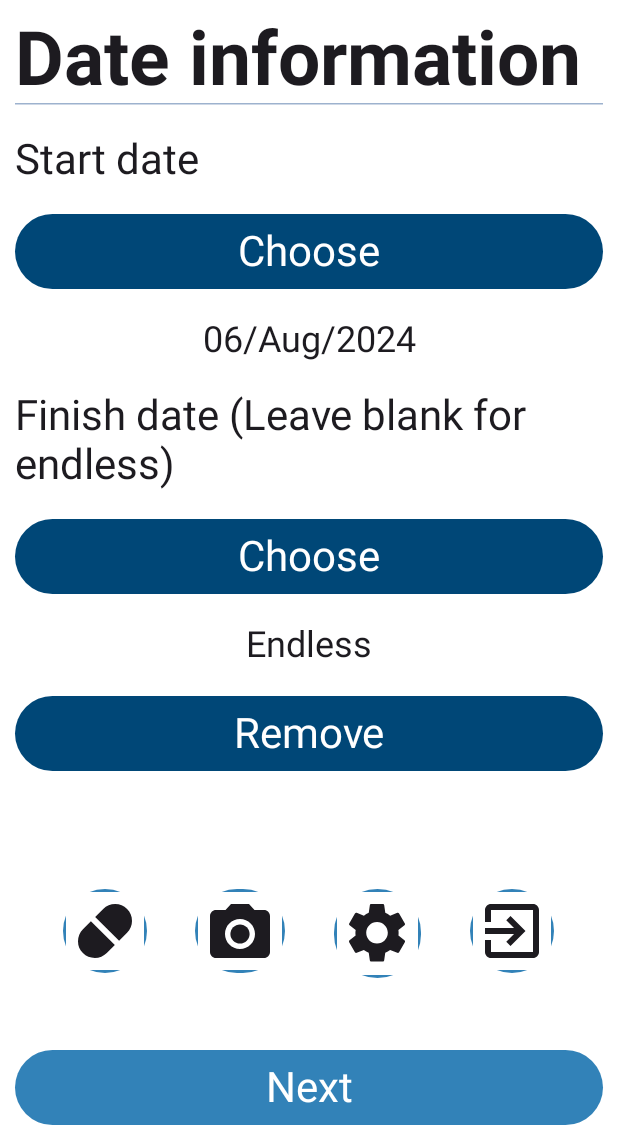
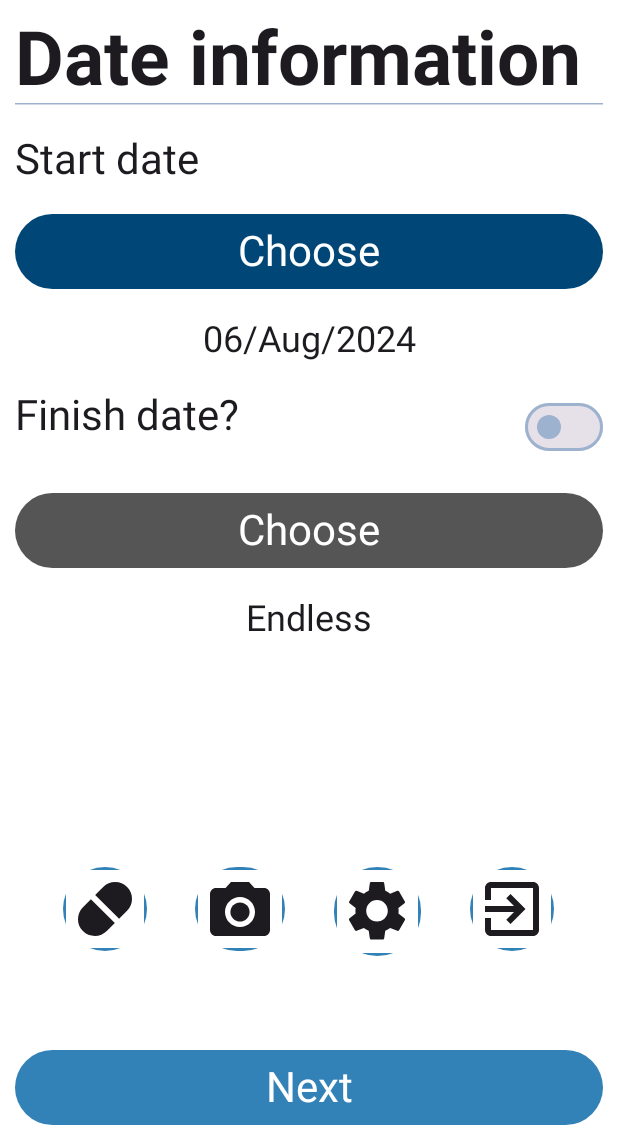
Before and after one commit to Sz-Lasota/MedMemo, an Android app built with Jetpack Compose: the MemoDateScreen screen opened through its navigation route, on a phone screen of 412 x 824 dp, the part 96-1236 px from its top. Run offline under Robolectric (Android 15) with nearby library versions, the phone set to English and light mode, and no system bars.

Commit message:
Memo UI rework

```diff
--- a/app/src/main/java/com/szylas/medmemo/common/presentation/components/Buttons.kt
+++ b/app/src/main/java/com/szylas/medmemo/common/presentation/components/Buttons.kt
@@ -18,7 +18,8 @@ fun PrimaryButton(
     text: String,
     onClick: () -> Unit,
     modifier: Modifier = Modifier,
-    cornerRadius: Dp = 25.dp
+    cornerRadius: Dp = 25.dp,
+    enabled: Boolean = true
 ) {
     ComposableButton(
         text = text,
@@ -31,12 +32,13 @@ fun PrimaryButton(
         buttonColors = ButtonColors(
             contentColor = MaterialTheme.colorScheme.onPrimary,
             containerColor = MaterialTheme.colorScheme.primary,
-            disabledContentColor = MaterialTheme.colorScheme.tertiary,
-            disabledContainerColor = MaterialTheme.colorScheme.surfaceDim,
+            disabledContentColor = MaterialTheme.colorScheme.onSecondary,
+            disabledContainerColor = MaterialTheme.colorScheme.secondaryContainer,
         ),
         onClick = onClick,
         modifier = modifier,
-        cornerRadius = cornerRadius
+        cornerRadius = cornerRadius,
+        enabled = enabled
     )
 }
 
@@ -46,7 +48,8 @@ fun ErrorButton(
     text: String,
     onClick: () -> Unit,
     modifier: Modifier = Modifier,
-    cornerRadius: Dp = 25.dp
+    cornerRadius: Dp = 25.dp,
+    enabled: Boolean = true
 ) {
     ComposableButton(
         text = text,
@@ -59,12 +62,13 @@ fun ErrorButton(
         buttonColors = ButtonColors(
             contentColor = MaterialTheme.colorScheme.onPrimary,
             containerColor = MaterialTheme.colorScheme.error,
-            disabledContentColor = MaterialTheme.colorScheme.tertiary,
-            disabledContainerColor = MaterialTheme.colorScheme.surfaceDim,
+            disabledContentColor = MaterialTheme.colorScheme.onSecondary,
+            disabledContainerColor = MaterialTheme.colorScheme.secondaryContainer,
         ),
         onClick = onClick,
         modifier = modifier,
-        cornerRadius = cornerRadius
+        cornerRadius = cornerRadius,
+        enabled = enabled
     )
 }
 
@@ -73,7 +77,8 @@ fun SecondaryButton(
     text: String,
     onClick: () -> Unit,
     modifier: Modifier = Modifier,
-    cornerRadius: Dp = 25.dp
+    cornerRadius: Dp = 25.dp,
+    enabled: Boolean = true
 ) {
     ComposableButton(
         text = text,
@@ -86,12 +91,13 @@ fun SecondaryButton(
         buttonColors = ButtonColors(
             contentColor = MaterialTheme.colorScheme.onSecondary,
             containerColor = MaterialTheme.colorScheme.secondary,
-            disabledContentColor = MaterialTheme.colorScheme.tertiary,
-            disabledContainerColor = MaterialTheme.colorScheme.surfaceDim,
+            disabledContentColor = MaterialTheme.colorScheme.onSecondary,
+            disabledContainerColor = MaterialTheme.colorScheme.secondaryContainer,
         ),
         onClick = onClick,
         modifier = modifier,
-        cornerRadius = cornerRadius
+        cornerRadius = cornerRadius,
+        enabled = enabled
     )
 }
 
@@ -136,14 +142,16 @@ private fun ComposableButton(
     buttonColors: ButtonColors,
     onClick: () -> Unit,
     modifier: Modifier = Modifier,
-    cornerRadius: Dp = 25.dp
+    cornerRadius: Dp = 25.dp,
+    enabled: Boolean = true
 ) {
     Button(
         onClick = onClick,
         shape = RoundedCornerShape(cornerRadius),
         modifier = modifier
             .height(50.dp),
-        colors = buttonColors
+        colors = buttonColors,
+        enabled = enabled
     ) {
         Text(
             modifier = Modifier
--- a/app/src/main/java/com/szylas/medmemo/common/presentation/theme/Theme.kt
+++ b/app/src/main/java/com/szylas/medmemo/common/presentation/theme/Theme.kt
@@ -24,7 +24,8 @@ private val DarkColorScheme = darkColorScheme(
     surface = AppBarBlack,
     surfaceVariant = LightGray,
     surfaceTint = Green,
-    error = Red
+    error = Red,
+    secondaryContainer = LightGray
 
 )
 
@@ -42,7 +43,8 @@ private val LightColorScheme = lightColorScheme(
     surface = AppBarWhite,
     surfaceVariant = LighterGray,
     surfaceTint = Green,
-    error = Red
+    error = Red,
+    secondaryContainer = LightGray
 
 
 
--- a/app/src/main/java/com/szylas/medmemo/memo/presentation/views/MemoDateFragment.kt
+++ b/app/src/main/java/com/szylas/medmemo/memo/presentation/views/MemoDateFragment.kt
@@ -4,6 +4,7 @@ import android.widget.Toast
 import androidx.activity.ComponentActivity
 import androidx.compose.foundation.layout.Arrangement
 import androidx.compose.foundation.layout.Column
+import androidx.compose.foundation.layout.Row
 import androidx.compose.foundation.layout.Spacer
 import androidx.compose.foundation.layout.fillMaxSize
 import androidx.compose.foundation.layout.fillMaxWidth
@@ -13,6 +14,7 @@ import androidx.compose.material3.DatePickerDialog
 import androidx.compose.material3.ExperimentalMaterial3Api
 import androidx.compose.material3.HorizontalDivider
 import androidx.compose.material3.MaterialTheme
+import androidx.compose.material3.Switch
 import androidx.compose.material3.Text
 import androidx.compose.material3.TextButton
 import androidx.compose.material3.rememberDatePickerState
@@ -58,6 +60,10 @@ fun MemoDateFragment(
             mutableStateOf(memo.finishDate)
         }
 
+        var endless by remember {
+            mutableStateOf(memo.finishDate == null)
+        }
+
         val startDatePickerState = rememberDatePickerState()
         var startShowDatePicker by remember { mutableStateOf(false) }
 
@@ -95,31 +101,38 @@ fun MemoDateFragment(
             softWrap = true
         )
 
-        Text(
-            modifier = Modifier.fillMaxWidth(),
-            text = stringResource(R.string.finish_date_leave_blank_for_endless),
-            style = TextStyleProvider.provide(style = TextStyleOption.LABEL_MEDIUM),
-            softWrap = true
-        )
+        Row(modifier = Modifier.fillMaxWidth()) {
+            Text(
+                modifier = Modifier,
+                text = stringResource(R.string.finish_date),
+                style = TextStyleProvider.provide(style = TextStyleOption.LABEL_MEDIUM),
+                softWrap = true
+            )
+            Spacer(modifier = Modifier.weight(1f))
+            Switch(checked = !endless, onCheckedChange = {
+                endless = !it
+                if (!it) {
+                    finishDate = null
+                    memo.finishDate = null
+                }
+            })
+        }
+
         PrimaryButton(
             text = stringResource(R.string.choose),
             onClick = { finishShowDatePicker = true },
-            modifier = Modifier.fillMaxWidth()
+            modifier = Modifier.fillMaxWidth(),
+            enabled = !endless
         )
 
-        Text(modifier = Modifier.fillMaxWidth(),
+        Text(
+            modifier = Modifier.fillMaxWidth(),
             textAlign = TextAlign.Center,
             text = finishDate?.let { formatFullDate(it) } ?: "Endless",
             style = TextStyleProvider.provide(style = TextStyleOption.LABEL_SMALL),
-            softWrap = true)
-        PrimaryButton(
-            text = stringResource(R.string.remove),
-            onClick = {
-                finishDate = null
-                memo.finishDate = finishDate
-            },
-            modifier = Modifier.fillMaxWidth()
+            softWrap = true,
         )
+
 
         Spacer(modifier = Modifier.weight(1f))
         statusBarManager.StatusBar()
@@ -136,7 +149,10 @@ fun MemoDateFragment(
                     val selectedDate = Calendar.getInstance().apply {
                         timeInMillis = startDatePickerState.selectedDateMillis!!
                     }
-                    if (selectedDate.after(Calendar.getInstance()) && (finishDate == null || selectedDate.before(finishDate))) {
+                    if (selectedDate.after(Calendar.getInstance()) && (finishDate == null || selectedDate.before(
+                            finishDate
+                        ))
+                    ) {
                         startDate = selectedDate
                         memo.startDate = startDate
 
--- a/app/src/main/res/values/strings.xml
+++ b/app/src/main/res/values/strings.xml
@@ -31,7 +31,7 @@
     <string name="remove">Remove</string>
     <string name="date_information">Date information</string>
     <string name="start_date">Start date</string>
-    <string name="finish_date_leave_blank_for_endless">Finish date (Leave blank for endless)</string>
+    <string name="finish_date">Finish date?</string>
     <string name="choose">Choose</string>
     <string name="summary">Summary</string>
     <string name="add_picture">Add picture</string>
```
